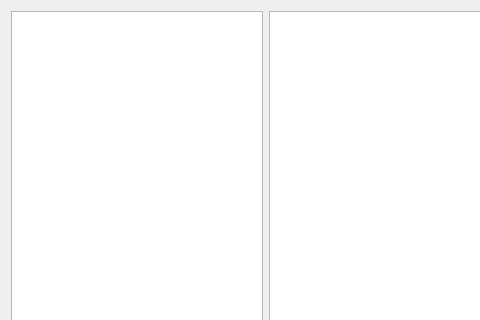
Before: the Qt Designer form MainWindow.ui in AlexanderPlatinum/MessengerClient, drawn with Qt 5; both pictures show x 0 to 480 and y 0 to 320 of the 783 by 534 pixel window.
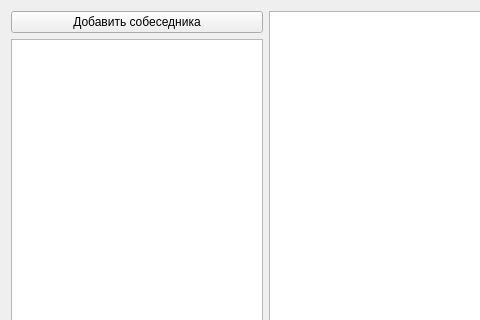
After: the same form once the commit is applied.

What changed in the file:
```diff
--- a/MainWindow.ui
+++ b/MainWindow.ui
@@ -16,11 +16,34 @@
   <widget class="QWidget" name="centralWidget">
    <layout class="QHBoxLayout" name="horizontalLayout_2">
     <item>
+     <layout class="QVBoxLayout" name="verticalLayout_3">
+      <item>
+       <widget class="QPushButton" name="addUserBtn">
+        <property name="sizePolicy">
+         <sizepolicy hsizetype="Fixed" vsizetype="Fixed">
+          <horstretch>0</horstretch>
+          <verstretch>0</verstretch>
+         </sizepolicy>
+        </property>
+        <property name="maximumSize">
+         <size>
+          <width>254</width>
+          <height>16777215</height>
+         </size>
+        </property>
+        <property name="text">
+         <string>Добавить собеседника</string>
+        </property>
+       </widget>
+      </item>
+      <item>
      <widget class="QListWidget" name="ConversationList">
       <property name="styleSheet">
        <string notr="true">max-width: 250px;</string>
       </property>
      </widget>
+      </item>
+     </layout>
     </item>
     <item>
      <layout class="QVBoxLayout" name="verticalLayout">
```
Lines whose indentation alone changed are shown as unchanged.
